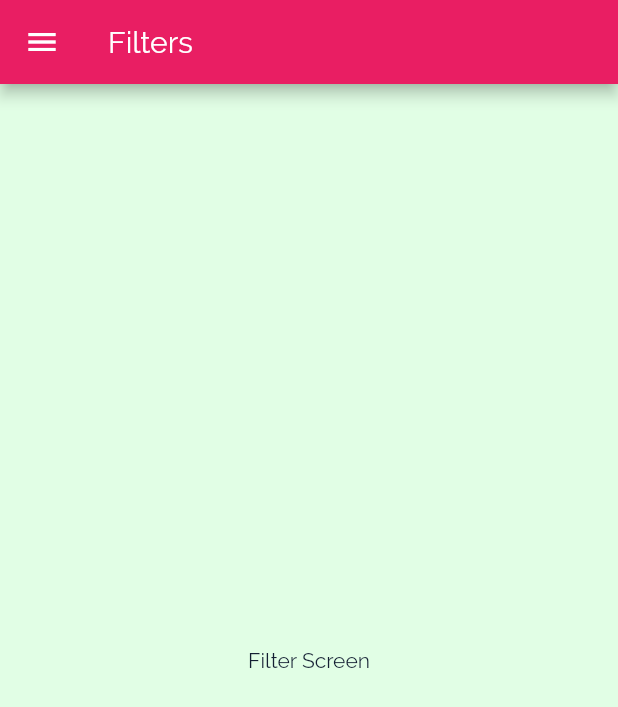
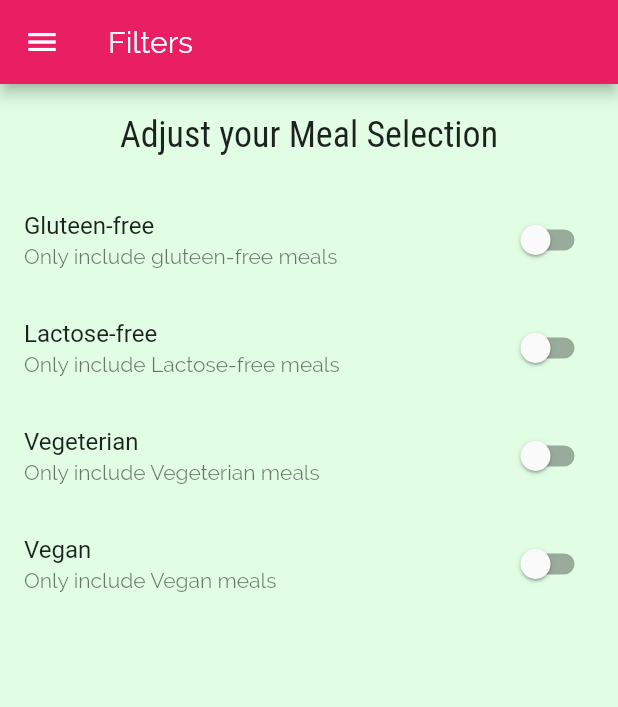
Before and after one commit to yared123yared/Meals-App, a Flutter app: the FiltersScreen screen opened by its route, on a phone screen of 412 x 824 dp. Shown: the top 707 px of the screen. Run offline on Flutter 3.47's test engine with Material 2 defaults, Android fonts, the phone set to English and light mode, and no system bars.

Commit message:
Adding filter switches

```diff
--- a/lib/Screens/filters_screen.dart
+++ b/lib/Screens/filters_screen.dart
@@ -2,8 +2,25 @@ import 'package:flutter/material.dart';
 
 import 'main_drawer.dart';
 
-class FiltersScreen extends StatelessWidget {
+class FiltersScreen extends StatefulWidget {
   static const routeName='filters';
+
+  @override
+  _FiltersScreenState createState() => _FiltersScreenState();
+}
+
+class _FiltersScreenState extends State<FiltersScreen> {
+  bool _glutenFree=false;
+  bool _vegeterian=false;
+  bool _vegan=false;
+  bool _lactosFree=false;
+  Widget _buildSwitchListTile(String title, String description, bool currentValue,Function updateValue){
+    return SwitchListTile(
+      title: Text(title),
+        subtitle: Text(description),
+        value: _glutenFree,
+        onChanged: updateValue);
+  }
   @override
   Widget build(BuildContext context) {
     return Scaffold(
@@ -11,8 +28,48 @@ class FiltersScreen extends StatelessWidget {
         title: Text('Filters'),
       ),
       drawer: MainDraweer(),
-      body: Center(
-        child:Text("Filter Screen")
+      body: Column(
+        children: [
+          Container(
+            padding: EdgeInsets.all(20),
+            child: Text('Adjust your Meal Selection',
+            style: Theme.of(context).textTheme.headline6,),
+          ),
+          Expanded(child: ListView(
+            children: [
+              _buildSwitchListTile('Gluteen-free',
+                  'Only include gluteen-free meals',
+              _glutenFree,(newValue){
+                setState(() {
+                  _glutenFree=newValue;
+                });
+                  }),
+              _buildSwitchListTile('Lactose-free',
+                  'Only include Lactose-free meals',
+                  _lactosFree,(newValue){
+                    setState(() {
+                      _lactosFree=newValue;
+                    });
+                  }),
+              _buildSwitchListTile('Vegeterian',
+                  'Only include Vegeterian meals',
+                  _vegeterian,(newValue){
+                    setState(() {
+                      _vegeterian=newValue;
+                    });
+                  }),
+              _buildSwitchListTile('Vegan',
+                  'Only include Vegan meals',
+                  _vegan,(newValue){
+                    setState(() {
+                      _vegan=newValue;
+                    });
+                  }),
+
+
+            ],
+          ))
+        ],
       ),
 
     );
```
